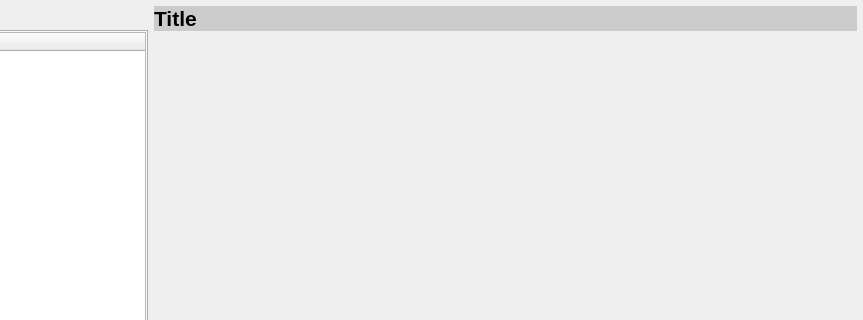
Above: mini_analyser/ui/explorer.ui from emericg/MiniVideo before the change; both pictures show x 161 to 1024 and y 0 to 320 of the 1024 by 640 pixel window. Below: the same form after it.
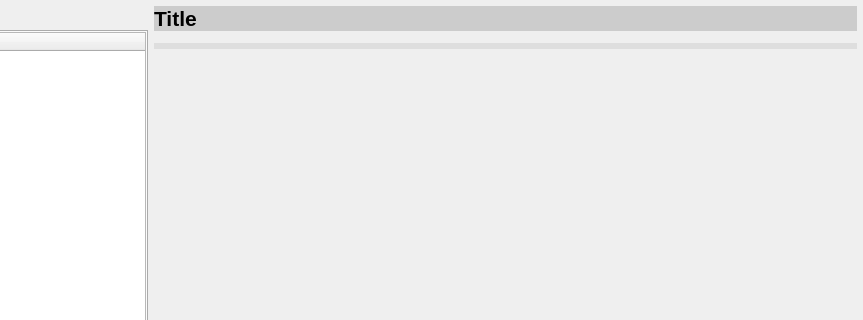
That is the form after the change. Icons and pictures are not drawn. Custom widgets are drawn as their Qt base class.

Commit message: mini_analyser: multiple GUI improvements

Patch:
```diff
--- a/mini_analyser/ui/explorer.ui
+++ b/mini_analyser/ui/explorer.ui
@@ -179,7 +179,7 @@
           <rect>
            <x>0</x>
            <y>0</y>
-           <width>688</width>
+           <width>701</width>
            <height>325</height>
           </rect>
          </property>
@@ -187,13 +187,19 @@
           <property name="leftMargin">
            <number>0</number>
           </property>
+          <property name="topMargin">
+           <number>6</number>
+          </property>
           <property name="rightMargin">
            <number>0</number>
           </property>
+          <property name="bottomMargin">
+           <number>6</number>
+          </property>
           <item row="1" column="0">
            <layout class="QGridLayout" name="gridLayout_content"/>
           </item>
-          <item row="3" column="0">
+          <item row="2" column="0">
            <spacer name="verticalSpacer">
             <property name="orientation">
              <enum>Qt::Vertical</enum>
@@ -206,8 +212,32 @@
             </property>
            </spacer>
           </item>
-          <item row="2" column="0">
-           <layout class="QGridLayout" name="gridLayout_header"/>
+          <item row="0" column="0">
+           <widget class="QWidget" name="widget" native="true">
+            <property name="styleSheet">
+             <string notr="true">background-color: rgb(222, 222, 222);</string>
+            </property>
+            <layout class="QVBoxLayout" name="verticalLayout_2">
+             <property name="spacing">
+              <number>6</number>
+             </property>
+             <property name="leftMargin">
+              <number>3</number>
+             </property>
+             <property name="topMargin">
+              <number>3</number>
+             </property>
+             <property name="rightMargin">
+              <number>3</number>
+             </property>
+             <property name="bottomMargin">
+              <number>3</number>
+             </property>
+             <item>
+              <layout class="QGridLayout" name="gridLayout_header"/>
+             </item>
+            </layout>
+           </widget>
           </item>
          </layout>
         </widget>
```
Left out of the diff: 2 changed lines with no effect on the pictures. The commit also changes 6 other files.
